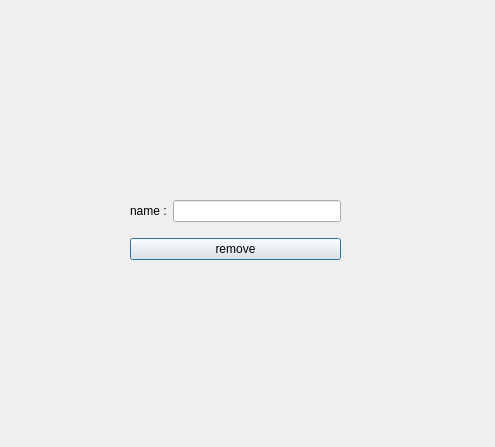
First picture: the form in phone_book/remove_contact.ui, repository amirsoleimani7/Qt_PhoneBook, before the edit.
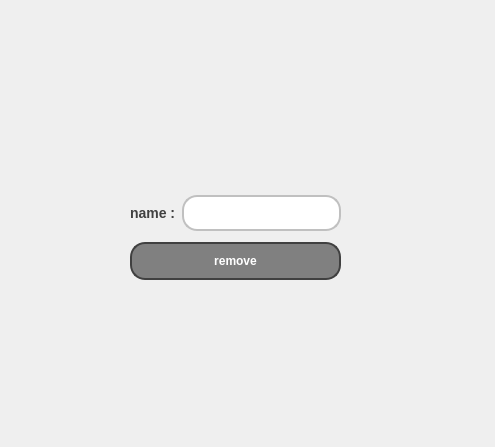
Second picture: the form after the edit.

What changed in the file:
```diff
--- a/phone_book/remove_contact.ui
+++ b/phone_book/remove_contact.ui
@@ -13,13 +13,13 @@
   <property name="windowTitle">
    <string>Dialog</string>
   </property>
-  <widget class="QWidget" name="">
+  <widget class="QWidget" name="layoutWidget">
    <property name="geometry">
     <rect>
      <x>130</x>
      <y>190</y>
      <width>211</width>
-     <height>81</height>
+     <height>97</height>
     </rect>
    </property>
    <layout class="QVBoxLayout" name="verticalLayout">
@@ -27,18 +27,70 @@
      <layout class="QHBoxLayout" name="horizontalLayout">
       <item>
        <widget class="QLabel" name="label">
+        <property name="styleSheet">
+         <string notr="true">QLabel {
+    color: #404040; /* Text color */
+    font-family: &quot;Arial&quot;, sans-serif; /* Replace with your preferred font family */
+    font-size: 14px; /* Font size */
+    font-weight: bold; /* Bold text */
+}
+</string>
+        </property>
         <property name="text">
          <string>name :</string>
         </property>
        </widget>
       </item>
       <item>
-       <widget class="QLineEdit" name="lineEdit_name_to_remove"/>
+       <widget class="QLineEdit" name="lineEdit_name_to_remove">
+        <property name="styleSheet">
+         <string notr="true">QLineEdit {
+    background-color: #FFFFFF; /* Default background color */
+    border: 2px solid #C0C0C0; /* Border color */
+    border-radius: 15px; /* Curved corners */
+    color: #404040; /* Text color */
+    padding: 8px; /* Padding for content */
+    box-shadow: 2px 2px 5px rgba(0, 0, 0, 0.5); /* Shadow effect */
+    font-weight: bold; /* Set font to bold */
+}
+
+QLineEdit:hover {
+    background-color: #F0F0F0; /* Lighter background color on hover */
+    border: 2px solid #A0A0A0; /* Darker border on hover */
+}
+
+QLineEdit:focus {
+    border: 2px solid #606060; /* Even darker border when focused */
+}
+</string>
+        </property>
+       </widget>
       </item>
      </layout>
     </item>
     <item>
      <widget class="QPushButton" name="pushButton_remove_contact">
+      <property name="styleSheet">
+       <string notr="true">QPushButton {
+    background-color: #808080; /* Default button color (gray) */
+    border: 2px solid #404040; /* Border color darker than the button color */
+    border-radius: 15px; /* Curved corners */
+    color: white; /* Text color */
+    padding: 10px 20px; /* Padding for content */
+    box-shadow: 2px 2px 5px rgba(0, 0, 0, 0.5); /* Shadow effect */
+    font-weight: bold; /* Set font to bold */
+}
+
+QPushButton:hover {
+    background-color: #404040; /* Darker color on hover */
+}
+
+QPushButton:pressed {
+    background-color: #202020; /* Even darker color on click */
+    box-shadow: 1px 1px 2px rgba(0, 0, 0, 0.5); /* Adjusted shadow on click */
+}
+</string>
+      </property>
       <property name="text">
        <string>remove</string>
       </property>
```
